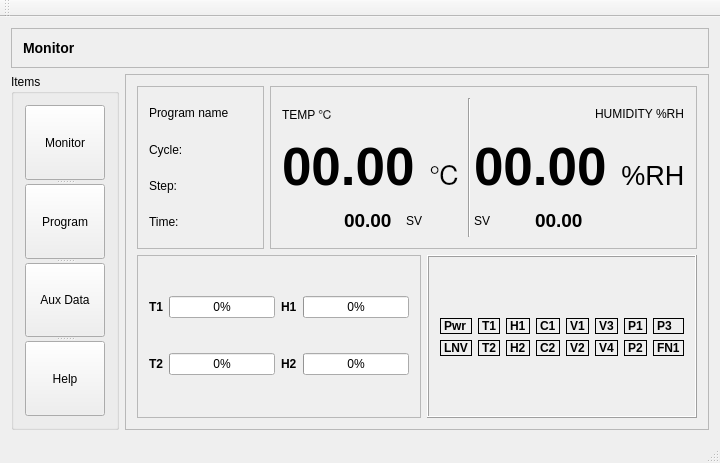
The window that controlPC/GUIPrototype/mainwindow.ui (simachewh/climateChamber) describes before a commit, drawn with Qt 5.
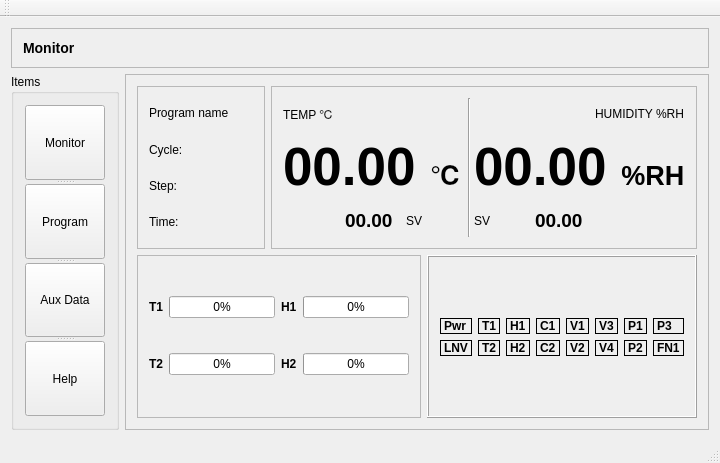
The same window after the commit.

Diff of the .ui file:
```diff
--- a/controlPC/GUIPrototype/mainwindow.ui
+++ b/controlPC/GUIPrototype/mainwindow.ui
@@ -168,6 +168,8 @@
              <property name="font">
               <font>
                <pointsize>20</pointsize>
+               <weight>75</weight>
+               <bold>true</bold>
               </font>
              </property>
              <property name="text">
@@ -222,6 +224,8 @@
              <property name="font">
               <font>
                <pointsize>20</pointsize>
+               <weight>75</weight>
+               <bold>true</bold>
               </font>
              </property>
              <property name="text">
```
